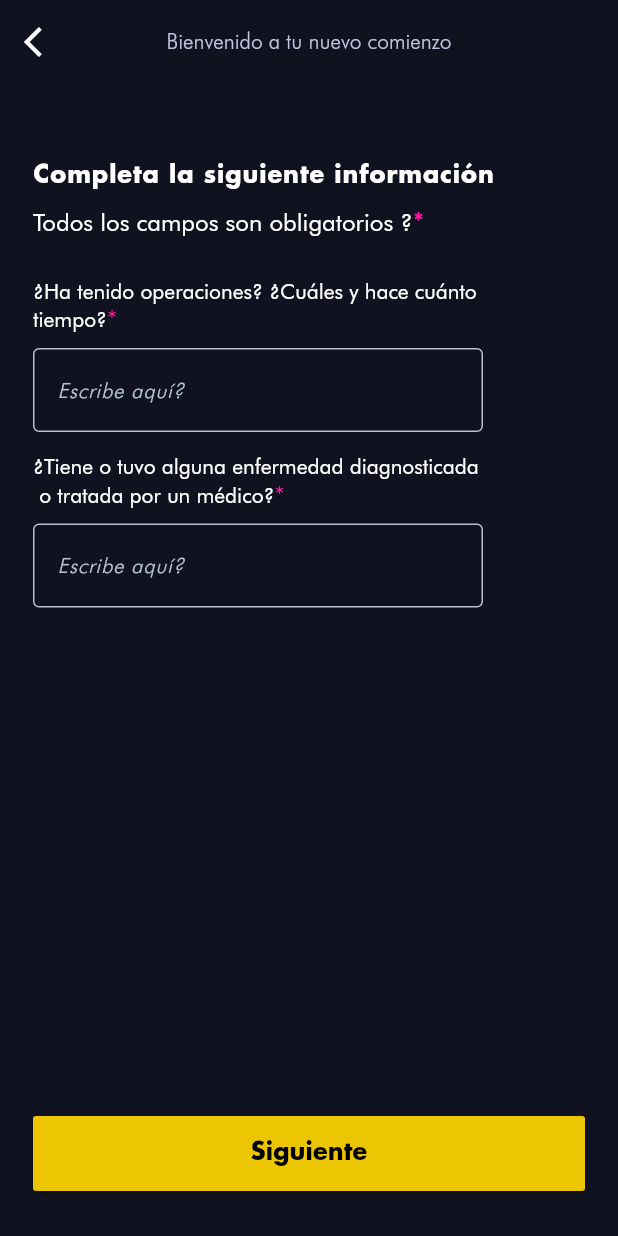
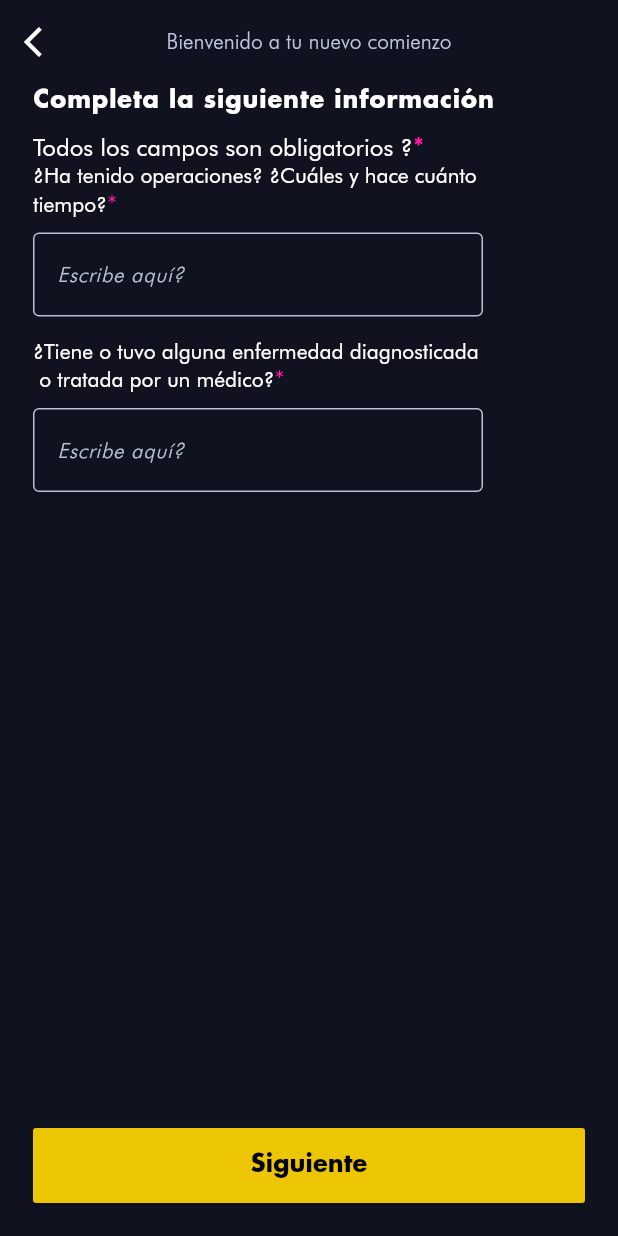
Before and after one commit to renteriajhony/anamnesis, a Flutter app: the screen it shows after launch, on a phone screen of 412 x 824 dp. Run offline on Flutter 3.47's test engine with Material 3 defaults, Android fonts, the phone set to English and light mode, and no system bars.

Commit message:
Change stack for column

```diff
--- a/lib/page/anamnesis_page.dart
+++ b/lib/page/anamnesis_page.dart
@@ -26,14 +26,13 @@ class AnamnesisPage extends StatelessWidget {
           style: Theme.of(context).appBarTheme.titleTextStyle,
         ),
       ),
-      body: Container(
+      body: Column(
+        children: [
+          Container(
             width: double.infinity,
+            // height: double.infinity * 90,
             color: Theme.of(context).colorScheme.surface,
             padding: const EdgeInsets.symmetric(horizontal: 22),
-          child: Stack(
-            children: [
-              Positioned(
-                top: 50,
             child: Column(
               crossAxisAlignment: CrossAxisAlignment.start,
               children: [
@@ -68,17 +67,13 @@ class AnamnesisPage extends StatelessWidget {
                     ],
                   ),
                 ),
+                AnamnesisStep1(),
               ],
             ),
           ),
-              Positioned(
-                top: 130,
-                child: AnamnesisStep1(),
-              ),
-              Positioned(
-                bottom: 30,
-                right: 0,
-                left: 0,
+          Spacer(),
+          Padding(
+            padding: const EdgeInsets.only(left: 22, right: 22, bottom: 22),
             child: CustomPrimaryButton(
               onPressed: () {
                 Navigator.push(
@@ -91,7 +86,7 @@ class AnamnesisPage extends StatelessWidget {
             ),
           ),
         ],
-          )),
+      ),
     );
   }
 }
--- a/lib/screens/anamnesis_step1.dart
+++ b/lib/screens/anamnesis_step1.dart
@@ -8,8 +8,7 @@ class AnamnesisStep1 extends StatelessWidget {
     TextEditingController controller1 = TextEditingController();
     TextEditingController controller2 = TextEditingController();
 
-    return SingleChildScrollView(
-      child: Column(
+    return Column(
       mainAxisAlignment: MainAxisAlignment.center,
       crossAxisAlignment: CrossAxisAlignment.start,
       children: [
@@ -74,7 +73,6 @@ class AnamnesisStep1 extends StatelessWidget {
           child: CustomEditText(controller: controller2),
         ),
       ],
-      ),
     );
   }
 }
```
Lines whose indentation alone changed are shown as unchanged.
